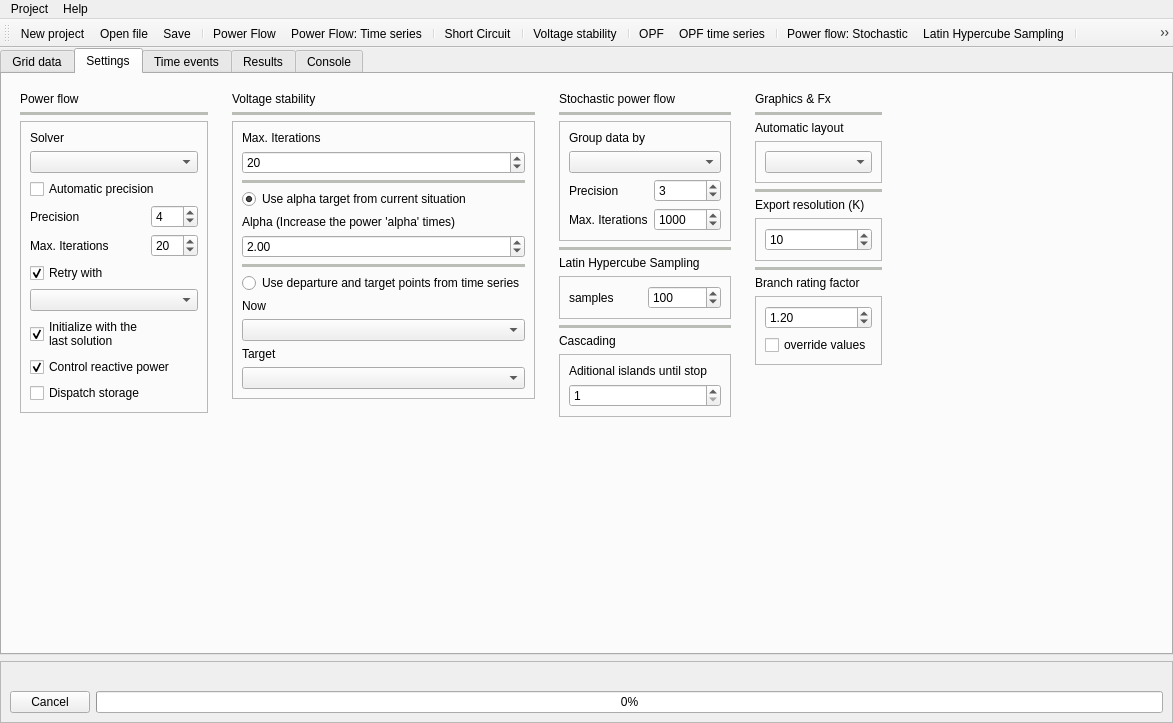
Old version of the form UnderDevelopment/GridCal/Gui/Main/MainWindow.ui in the repository SanPen/GridCal.
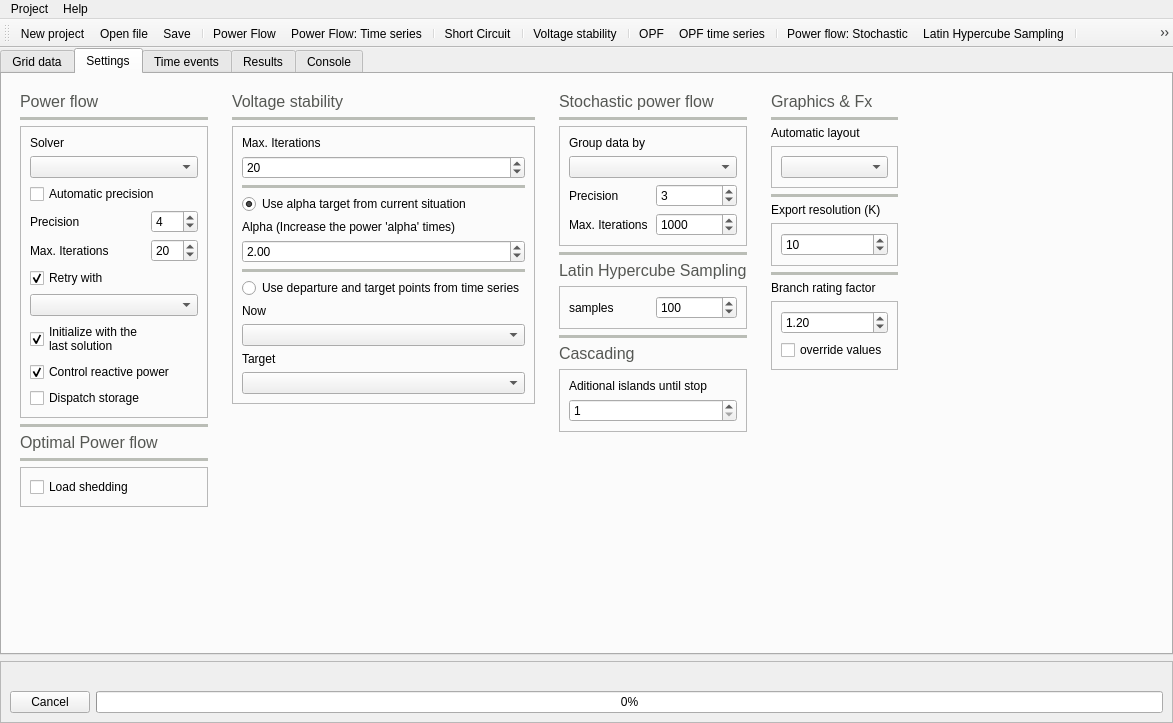
New version of the form. The open tabs and pages were chosen to show the change. Icons and pictures are not drawn. Custom widgets are drawn as their Qt base class.

Commit message: Added load shedding in OPF

Patch:
```diff
--- a/UnderDevelopment/GridCal/Gui/Main/MainWindow.ui
+++ b/UnderDevelopment/GridCal/Gui/Main/MainWindow.ui
@@ -615,6 +615,48 @@
           <layout class="QVBoxLayout" name="verticalLayout_7">
            <item>
             <widget class="QLabel" name="label">
+             <property name="palette">
+              <palette>
+               <active>
+                <colorrole role="WindowText">
+                 <brush brushstyle="SolidPattern">
+                  <color alpha="255">
+                   <red>85</red>
+                   <green>87</green>
+                   <blue>83</blue>
+                  </color>
+                 </brush>
+                </colorrole>
+               </active>
+               <inactive>
+                <colorrole role="WindowText">
+                 <brush brushstyle="SolidPattern">
+                  <color alpha="255">
+                   <red>85</red>
+                   <green>87</green>
+                   <blue>83</blue>
+                  </color>
+                 </brush>
+                </colorrole>
+               </inactive>
+               <disabled>
+                <colorrole role="WindowText">
+                 <brush brushstyle="SolidPattern">
+                  <color alpha="255">
+                   <red>190</red>
+                   <green>190</green>
+                   <blue>190</blue>
+                  </color>
+                 </brush>
+                </colorrole>
+               </disabled>
+              </palette>
+             </property>
+             <property name="font">
+              <font>
+               <pointsize>12</pointsize>
+              </font>
+             </property>
              <property name="text">
               <string>Power flow</string>
              </property>
@@ -786,6 +828,177 @@
              </layout>
             </widget>
            </item>
+           <item>
+            <widget class="Line" name="line_2">
+             <property name="palette">
+              <palette>
+               <active>
+                <colorrole role="WindowText">
+                 <brush brushstyle="SolidPattern">
+                  <color alpha="255">
+                   <red>186</red>
+                   <green>189</green>
+                   <blue>182</blue>
+                  </color>
+                 </brush>
+                </colorrole>
+               </active>
+               <inactive>
+                <colorrole role="WindowText">
+                 <brush brushstyle="SolidPattern">
+                  <color alpha="255">
+                   <red>186</red>
+                   <green>189</green>
+                   <blue>182</blue>
+                  </color>
+                 </brush>
+                </colorrole>
+               </inactive>
+               <disabled>
+                <colorrole role="WindowText">
+                 <brush brushstyle="SolidPattern">
+                  <color alpha="255">
+                   <red>190</red>
+                   <green>190</green>
+                   <blue>190</blue>
+                  </color>
+                 </brush>
+                </colorrole>
+               </disabled>
+              </palette>
+             </property>
+             <property name="frameShadow">
+              <enum>QFrame::Plain</enum>
+             </property>
+             <property name="lineWidth">
+              <number>4</number>
+             </property>
+             <property name="orientation">
+              <enum>Qt::Horizontal</enum>
+             </property>
+            </widget>
+           </item>
+           <item>
+            <widget class="QLabel" name="label_33">
+             <property name="palette">
+              <palette>
+               <active>
+                <colorrole role="WindowText">
+                 <brush brushstyle="SolidPattern">
+                  <color alpha="255">
+                   <red>85</red>
+                   <green>87</green>
+                   <blue>83</blue>
+                  </color>
+                 </brush>
+                </colorrole>
+               </active>
+               <inactive>
+                <colorrole role="WindowText">
+                 <brush brushstyle="SolidPattern">
+                  <color alpha="255">
+                   <red>85</red>
+                   <green>87</green>
+                   <blue>83</blue>
+                  </color>
+                 </brush>
+                </colorrole>
+               </inactive>
+               <disabled>
+                <colorrole role="WindowText">
+                 <brush brushstyle="SolidPattern">
+                  <color alpha="255">
+                   <red>190</red>
+                   <green>190</green>
+                   <blue>190</blue>
+                  </color>
+                 </brush>
+                </colorrole>
+               </disabled>
+              </palette>
+             </property>
+             <property name="font">
+              <font>
+               <pointsize>12</pointsize>
+              </font>
+             </property>
+             <property name="text">
+              <string>Optimal Power flow</string>
+             </property>
+            </widget>
+           </item>
+           <item>
+            <widget class="Line" name="line_15">
+             <property name="palette">
+              <palette>
+               <active>
+                <colorrole role="WindowText">
+                 <brush brushstyle="SolidPattern">
+                  <color alpha="255">
+                   <red>186</red>
+                   <green>189</green>
+                   <blue>182</blue>
+                  </color>
+                 </brush>
+                </colorrole>
+               </active>
+               <inactive>
+                <colorrole role="WindowText">
+                 <brush brushstyle="SolidPattern">
+                  <color alpha="255">
+                   <red>186</red>
+                   <green>189</green>
+                   <blue>182</blue>
+                  </color>
+                 </brush>
+                </colorrole>
+               </inactive>
+               <disabled>
+                <colorrole role="WindowText">
+                 <brush brushstyle="SolidPattern">
+                  <color alpha="255">
+                   <red>190</red>
+                   <green>190</green>
+                   <blue>190</blue>
+                  </color>
+                 </brush>
+                </colorrole>
+               </disabled>
+              </palette>
+             </property>
+             <property name="frameShadow">
+              <enum>QFrame::Plain</enum>
+             </property>
+             <property name="lineWidth">
+              <number>4</number>
+             </property>
+             <property name="orientation">
+              <enum>Qt::Horizontal</enum>
+             </property>
+            </widget>
+           </item>
+           <item>
+            <widget class="QFrame" name="frame_30">
+             <property name="frameShape">
+              <enum>QFrame::StyledPanel</enum>
+             </property>
+             <property name="frameShadow">
+              <enum>QFrame::Raised</enum>
+             </property>
+             <layout class="QVBoxLayout" name="verticalLayout_20">
+              <item>
+               <widget class="QCheckBox" name="load_shedding_checkBox">
+                <property name="toolTip">
+                 <string>&lt;html&gt;&lt;head/&gt;&lt;body&gt;&lt;p&gt;When activated, the loading is always below 100%.&lt;/p&gt;&lt;p&gt;This is achieved by decreasing the load amount.&lt;/p&gt;&lt;p&gt;This is also called load shedding.&lt;/p&gt;&lt;/body&gt;&lt;/html&gt;</string>
+                </property>
+                <property name="text">
+                 <string>Load shedding</string>
+                </property>
+               </widget>
+              </item>
+             </layout>
+            </widget>
+           </item>
            <item>
             <spacer name="verticalSpacer">
              <property name="orientation">
@@ -813,6 +1026,48 @@
           <layout class="QVBoxLayout" name="verticalLayout_19">
            <item>
             <widget class="QLabel" name="label_17">
+             <property name="palette">
+              <palette>
+               <active>
+                <colorrole role="WindowText">
+                 <brush brushstyle="SolidPattern">
+                  <color alpha="255">
+                   <red>85</red>
+                   <green>87</green>
+                   <blue>83</blue>
+                  </color>
+                 </brush>
+                </colorrole>
+               </active>
+               <inactive>
+                <colorrole role="WindowText">
+                 <brush brushstyle="SolidPattern">
+                  <color alpha="255">
+                   <red>85</red>
+                   <green>87</green>
+                   <blue>83</blue>
+                  </color>
+                 </brush>
+                </colorrole>
+               </inactive>
+               <disabled>
+                <colorrole role="WindowText">
+                 <brush brushstyle="SolidPattern">
+                  <color alpha="255">
+                   <red>190</red>
+                   <green>190</green>
+                   <blue>190</blue>
+                  </color>
+                 </brush>
+                </colorrole>
+               </disabled>
+              </palette>
+             </property>
+             <property name="font">
+              <font>
+               <pointsize>12</pointsize>
+              </font>
+             </property>
              <property name="text">
               <string>Voltage stability</string>
              </property>
@@ -1078,6 +1333,48 @@
           <layout class="QVBoxLayout" name="verticalLayout_13">
            <item>
             <widget class="QLabel" name="label_14">
+             <property name="palette">
+              <palette>
+               <active>
+                <colorrole role="WindowText">
+                 <brush brushstyle="SolidPattern">
+                  <color alpha="255">
+                   <red>85</red>
+                   <green>87</green>
+                   <blue>83</blue>
+                  </color>
+                 </brush>
+                </colorrole>
+               </active>
+               <inactive>
+                <colorrole role="WindowText">
+                 <brush brushstyle="SolidPattern">
+                  <color alpha="255">
+                   <red>85</red>
+                   <green>87</green>
+                   <blue>83</blue>
+                  </color>
+                 </brush>
+                </colorrole>
+               </inactive>
+               <disabled>
+                <colorrole role="WindowText">
+                 <brush brushstyle="SolidPattern">
+                  <color alpha="255">
+                   <red>190</red>
+                   <green>190</green>
+                   <blue>190</blue>
+                  </color>
+                 </brush>
+                </colorrole>
+               </disabled>
+              </palette>
+             </property>
+             <property name="font">
+              <font>
+               <pointsize>12</pointsize>
+              </font>
+             </property>
              <property name="text">
               <string>Stochastic power flow</string>
              </property>
@@ -1247,6 +1544,48 @@
            </item>
            <item>
             <widget class="QLabel" name="label_22">
+             <property name="palette">
+              <palette>
+               <active>
+                <colorrole role="WindowText">
+                 <brush brushstyle="SolidPattern">
+                  <color alpha="255">
+                   <red>85</red>
+                   <green>87</green>
+                   <blue>83</blue>
+                  </color>
+                 </brush>
+                </colorrole>
+               </active>
+               <inactive>
+                <colorrole role="WindowText">
+                 <brush brushstyle="SolidPattern">
+                  <color alpha="255">
+                   <red>85</red>
+                   <green>87</green>
+                   <blue>83</blue>
+                  </color>
+                 </brush>
+                </colorrole>
+               </inactive>
+               <disabled>
+                <colorrole role="WindowText">
+                 <brush brushstyle="SolidPattern">
+                  <color alpha="255">
+                   <red>190</red>
+                   <green>190</green>
+                   <blue>190</blue>
+                  </color>
+                 </brush>
+                </colorrole>
+               </disabled>
+              </palette>
+             </property>
+             <property name="font">
+              <font>
+               <pointsize>12</pointsize>
+              </font>
+             </property>
              <property name="text">
               <string>Latin Hypercube Sampling</string>
              </property>
@@ -1339,6 +1678,48 @@
            </item>
            <item>
             <widget class="QLabel" name="label_26">
+             <property name="palette">
+              <palette>
+               <active>
+                <colorrole role="WindowText">
+                 <brush brushstyle="SolidPattern">
+                  <color alpha="255">
+                   <red>85</red>
+                   <green>87</green>
+                   <blue>83</blue>
+                  </color>
+                 </brush>
+                </colorrole>
+               </active>
+               <inactive>
+                <colorrole role="WindowText">
+                 <brush brushstyle="SolidPattern">
+                  <color alpha="255">
+                   <red>85</red>
+                   <green>87</green>
+                   <blue>83</blue>
+                  </color>
+                 </brush>
+                </colorrole>
+               </inactive>
+               <disabled>
+                <colorrole role="WindowText">
+                 <brush brushstyle="SolidPattern">
+                  <color alpha="255">
+                   <red>190</red>
+                   <green>190</green>
+                   <blue>190</blue>
+                  </color>
+                 </brush>
+                </colorrole>
+               </disabled>
+              </palette>
+             </property>
+             <property name="font">
+              <font>
+               <pointsize>12</pointsize>
+              </font>
+             </property>
              <property name="text">
               <string>Cascading</string>
              </property>
@@ -1403,6 +1784,48 @@
           <layout class="QVBoxLayout" name="verticalLayout_12">
            <item>
             <widget class="QLabel" name="label_11">
+             <property name="palette">
+              <palette>
+               <active>
+                <colorrole role="WindowText">
+                 <brush brushstyle="SolidPattern">
+                  <color alpha="255">
+                   <red>85</red>
+                   <green>87</green>
+                   <blue>83</blue>
+                  </color>
+                 </brush>
+                </colorrole>
+               </active>
+               <inactive>
+                <colorrole role="WindowText">
+                 <brush brushstyle="SolidPattern">
+                  <color alpha="255">
+                   <red>85</red>
+                   <green>87</green>
+                   <blue>83</blue>
+                  </color>
+                 </brush>
+                </colorrole>
+               </inactive>
+               <disabled>
+                <colorrole role="WindowText">
+                 <brush brushstyle="SolidPattern">
+                  <color alpha="255">
+                   <red>190</red>
+                   <green>190</green>
+                   <blue>190</blue>
+                  </color>
+                 </brush>
+                </colorrole>
+               </disabled>
+              </palette>
+             </property>
+             <property name="font">
+              <font>
+               <pointsize>12</pointsize>
+              </font>
+             </property>
              <property name="text">
               <string>Graphics &amp; Fx</string>
              </property>
```
The commit also changes 3 other files.
